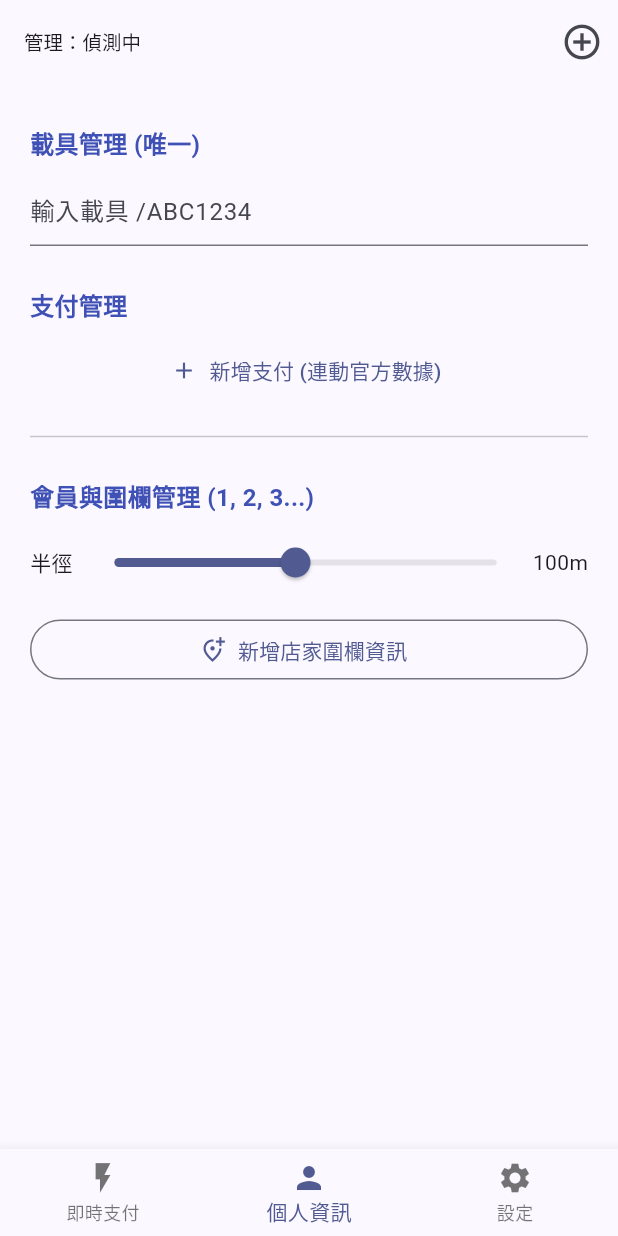
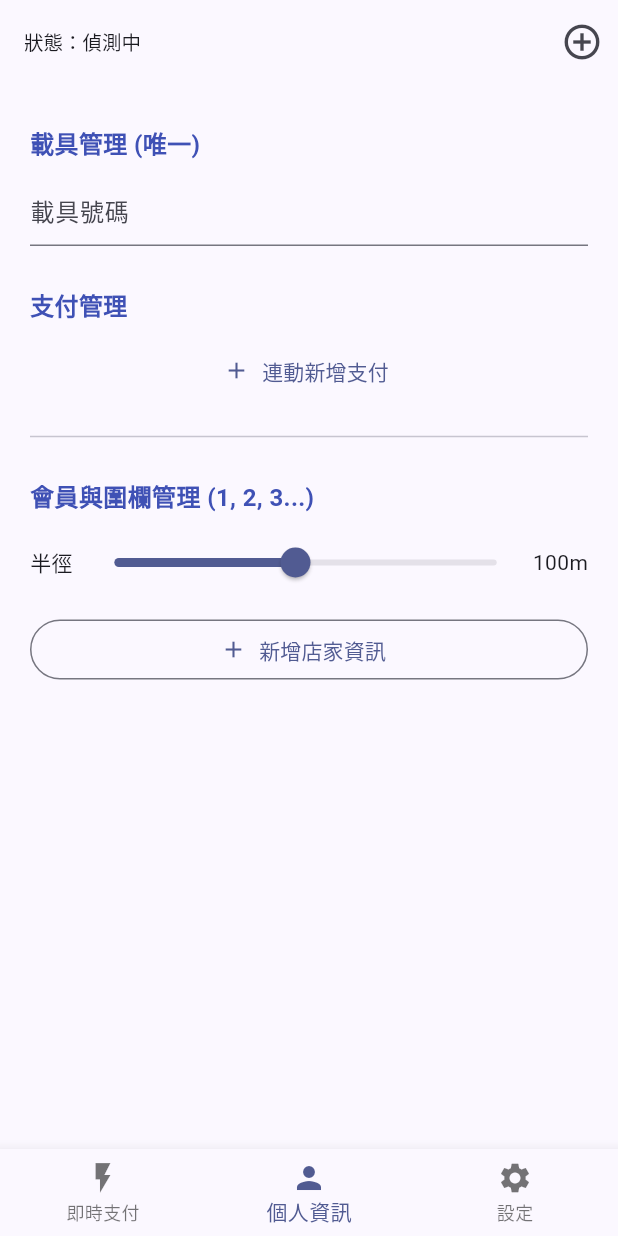
Before and after one commit to qwnn96386-lab/dekiru, a Flutter app: the screen it shows after launch, item 2 of the bottom bar chosen, on a phone screen of 412 x 824 dp. Run offline on Flutter 3.47's test engine with Material 3 defaults, Android fonts, the phone set to English and light mode, and no system bars; our stand-ins replace barcode_widget, permission_handler, sensors_plus, sqflite; missing offline and left inert: geofence_service, perfect_volume_control, screen_brightness; accounts and stored records are empty.

Commit message:
Update radar_screen.dart

```diff
--- a/lib/screens/radar_screen.dart
+++ b/lib/screens/radar_screen.dart
@@ -29,28 +29,30 @@ class _RadarScreenState extends State<RadarScreen> {
   Widget build(BuildContext context) {
     return Scaffold(
       appBar: AppBar(
-        title: Text("管理：${widget.geo.selectedShop?.name ?? '偵測中'}", style: const TextStyle(fontSize: 13)),
-        actions: [IconButton(icon: const Icon(Icons.add_circle_outline, size: 28), onPressed: () => _navAdd())],
+        title: Text("狀態：${widget.geo.selectedShop?.name ?? '偵測中'}", style: const TextStyle(fontSize: 13)),
+        actions: [
+          IconButton(icon: const Icon(Icons.add_circle_outline, size: 28), onPressed: () => _navAdd()),
+        ],
       ),
       body: ListView(
         padding: const EdgeInsets.all(20),
         children: [
           _title("載具管理 (唯一)"),
-          TextField(controller: _carrierCtrl, decoration: const InputDecoration(hintText: "輸入載具 /ABC1234"), onSubmitted: (v) => DBHelper().updateCarrier(v)),
+          TextField(controller: _carrierCtrl, decoration: const InputDecoration(hintText: "載具號碼"), onSubmitted: (v) => DBHelper().updateCarrier(v)),
           const SizedBox(height: 20),
           _title("支付管理"),
           ..._pays.map((p) => ListTile(title: Text(p.name), subtitle: Text("${p.reward}%"), trailing: IconButton(icon: const Icon(Icons.close), onPressed: () async { await DBHelper().deletePayment(p.id!); _load(); }))),
-          TextButton.icon(onPressed: _showAddPay, icon: const Icon(Icons.add), label: const Text("新增支付 (連動官方數據)")),
+          TextButton.icon(onPressed: _showAddPay, icon: const Icon(Icons.add), label: const Text("連動新增支付")),
           const Divider(height: 40),
           _title("會員與圍欄管理 (1, 2, 3...)"),
           Row(children: [const Text("半徑 "), Expanded(child: Slider(value: widget.geo.radarRange, min: 10, max: 200, onChanged: (v) { setState(() => widget.geo.radarRange = v); widget.geo.forceScan(); })), Text("${widget.geo.radarRange.round()}m")]),
           ..._shops.asMap().entries.map((e) => Card(child: ListTile(
             leading: CircleAvatar(child: Text("${e.key + 1}")),
-            title: Text(e.value.name), subtitle: Text(e.value.specialRule.isEmpty ? "一般商店" : "方案: ${e.value.specialRule}"),
+            title: Text(e.value.name),
             trailing: IconButton(icon: const Icon(Icons.close, color: Colors.red), onPressed: () async { await DBHelper().deleteShop(e.value.id!); _load(); }),
           ))),
           const SizedBox(height: 10),
-          OutlinedButton.icon(onPressed: _navAdd, icon: const Icon(Icons.add_location_alt_outlined), label: const Text("新增店家圍欄資訊")),
+          OutlinedButton.icon(onPressed: _navAdd, icon: const Icon(Icons.add), label: const Text("新增店家資訊")),
         ],
       ),
     );
@@ -59,7 +61,7 @@ class _RadarScreenState extends State<RadarScreen> {
   void _showAddPay() {
     String sel = "街口支付"; double rew = 3.0;
     showDialog(context: context, builder: (ctx) => AlertDialog(
-      title: const Text("連動新增"),
+      title: const Text("新增支付"),
       content: Column(mainAxisSize: MainAxisSize.min, children: [
         DropdownButtonFormField<String>(
           value: sel, items: ["街口支付", "Line Pay", "自定義"].map((s) => DropdownMenuItem(value: s, child: Text(s))).toList(),
@@ -89,16 +91,16 @@ class AddShopScreen extends StatelessWidget {
           const SizedBox(width: 10),
           Expanded(child: TextField(controller: lo, decoration: const InputDecoration(labelText: "經度"), keyboardType: TextInputType.number)),
         ]),
-        TextField(controller: bar, decoration: const InputDecoration(labelText: "條碼卡號")),
-        TextField(controller: rule, decoration: const InputDecoration(labelText: "滿減規則")),
+        TextField(controller: bar, decoration: const InputDecoration(labelText: "會員碼")),
+        TextField(controller: rule, decoration: const InputDecoration(labelText: "加碼方案")),
         const Spacer(),
         SizedBox(width: double.infinity, height: 50, child: ElevatedButton(onPressed: () async {
           double? lat = double.tryParse(la.text); double? lng = double.tryParse(lo.text);
-          if (lat != null && lng != null && n.text.isNotEmpty) {
+          if (lat != null && lng != null) {
             await DBHelper().insertShop(Shop(name: n.text, lat: lat, lng: lng, barcode: bar.text, isSpecial: rule.text.isNotEmpty, specialRule: rule.text));
             Navigator.pop(context);
           }
-        }, child: const Text("儲存並返回"))),
+        }, child: const Text("完成儲存"))),
       ])),
     );
   }
```
